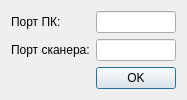
Before: the Qt Designer form networkconfigwindow.ui in BeerStrike/dplm_pc, drawn with Qt 5.
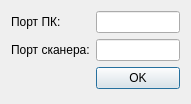
After: the same form once the commit is applied.

Diff of the .ui file:
```diff
--- a/networkconfigwindow.ui
+++ b/networkconfigwindow.ui
@@ -6,8 +6,8 @@
    <rect>
     <x>0</x>
     <y>0</y>
-    <width>168</width>
-    <height>89</height>
+    <width>191</width>
+    <height>104</height>
    </rect>
   </property>
   <property name="windowTitle">
```
Left out of the diff: 6 changed lines with no effect on the pictures.
